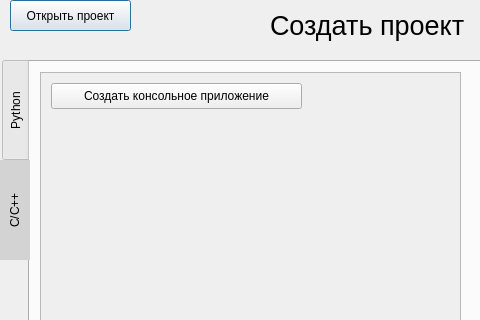
Before: the Qt Designer form src/startmenu.ui in Nozarach1/quantum_gear, drawn with Qt 5; both pictures show x 0 to 480 and y 0 to 320 of the 640 by 805 pixel window.
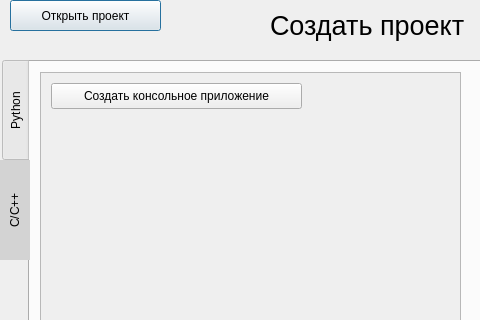
After: the same form once the commit is applied.

Patch:
```diff
--- a/src/startmenu.ui
+++ b/src/startmenu.ui
@@ -18,7 +18,7 @@
     <rect>
      <x>10</x>
      <y>0</y>
-     <width>121</width>
+     <width>151</width>
      <height>31</height>
     </rect>
    </property>
```
